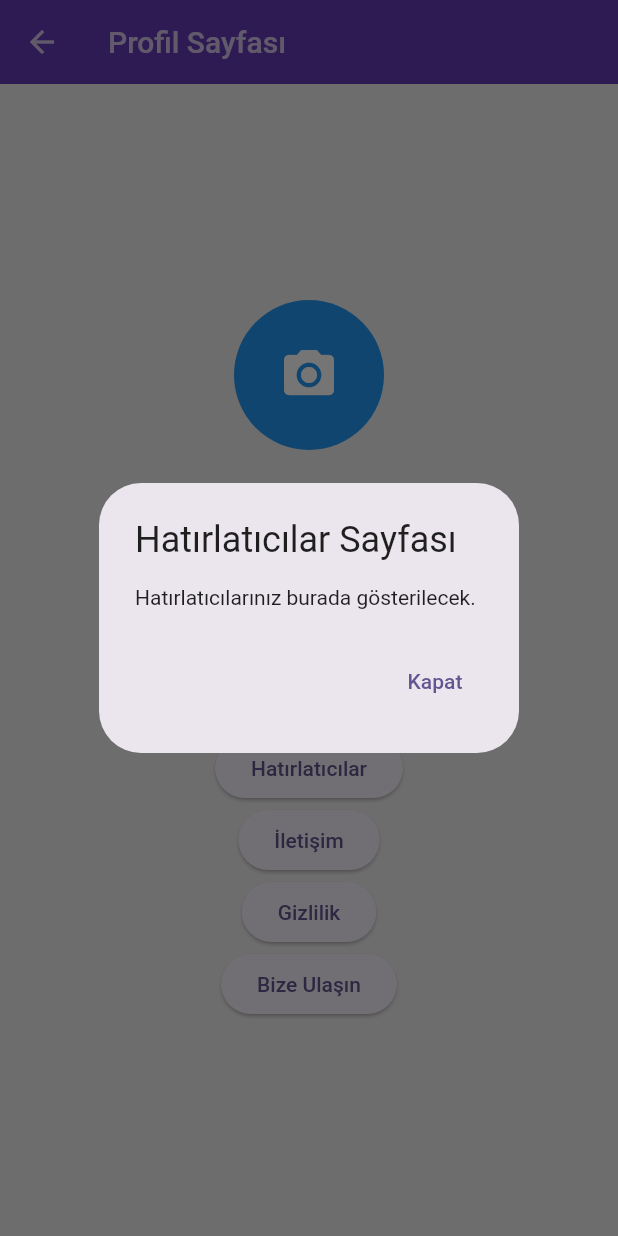
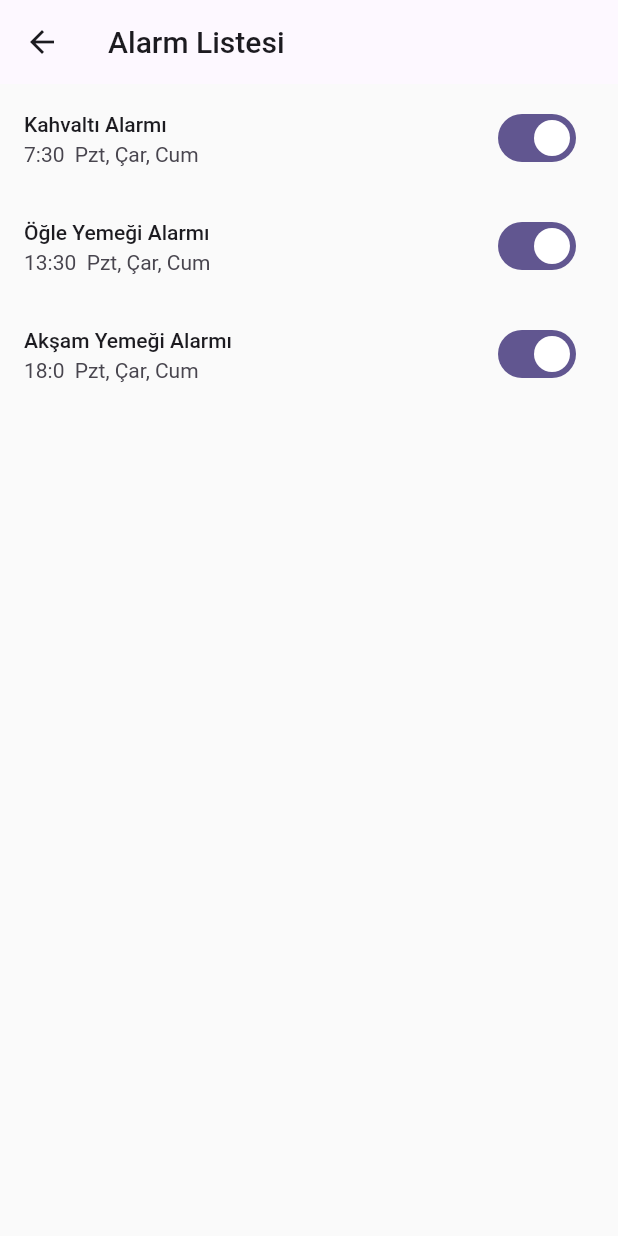
Before and after one commit to burcugulll/bitirme-projesi, a Flutter app: the ProfilPage screen opened directly, after a tap on "Hatırlatıcılar", on a phone screen of 412 x 824 dp. Run offline on Flutter 3.47's test engine with Material 2 defaults, Android fonts, the phone set to English and light mode, and no system bars; our stand-ins replace firebase_auth, firebase_core, firebase_storage, google_sign_in, image_picker; accounts and stored records are empty.

Commit message:
alarm listesi sayfası eklendi

```diff
--- /dev/null
+++ b/lib/screens/alarmlar.dart
@@ -0,0 +1,89 @@
+import 'package:flutter/material.dart';
+
+class Alarm {
+  final String name;
+  final TimeOfDay time;
+  final List<String> days;
+  bool isEnabled;
+
+  Alarm({
+    required this.name,
+    required this.time,
+    required this.days,
+    this.isEnabled = true,
+  });
+}
+
+class AlarmListWidget extends StatefulWidget {
+  @override
+  _AlarmListWidgetState createState() => _AlarmListWidgetState();
+}
+
+class _AlarmListWidgetState extends State<AlarmListWidget> {
+  List<Alarm> alarms = [
+    Alarm(
+      name: 'Kahvaltı Alarmı',
+      time: TimeOfDay(hour: 7, minute: 30),
+      days: ['Pzt', 'Çar', 'Cum'],
+      isEnabled: true,
+    ),
+    Alarm(
+      name: 'Öğle Yemeği Alarmı',
+      time: TimeOfDay(hour: 13, minute: 30),
+      days: ['Pzt', 'Çar', 'Cum'],
+      isEnabled: true,
+    ),
+    Alarm(
+      name: 'Akşam Yemeği Alarmı',
+      time: TimeOfDay(hour: 18, minute: 00),
+      days: ['Pzt', 'Çar', 'Cum'],
+      isEnabled: true,
+    ),
+  ];
+  @override
+  Widget build(BuildContext context) {
+    return Scaffold(
+      appBar: AppBar(
+        title: Text('Alarm Listesi'),
+      ),
+      body: AlarmList(alarms: alarms),
+    );
+  }
+}
+
+class AlarmList extends StatefulWidget {
+  final List<Alarm> alarms;
+
+  const AlarmList({Key? key, required this.alarms}) : super(key: key);
+
+  @override
+  _AlarmListState createState() => _AlarmListState();
+}
+
+class _AlarmListState extends State<AlarmList> {
+  @override
+  Widget build(BuildContext context) {
+    return ListView.builder(
+      itemCount: widget.alarms.length,
+      itemBuilder: (context, index) {
+        return buildAlarmTile(widget.alarms[index]);
+      },
+    );
+  }
+
+  Widget buildAlarmTile(Alarm alarm) {
+    return ListTile(
+      title: Text(alarm.name),
+      subtitle: Text(
+          '${alarm.time.hour}:${alarm.time.minute}  ${alarm.days.join(', ')}'),
+      trailing: Switch(
+        value: alarm.isEnabled,
+        onChanged: (value) {
+          setState(() {
+            alarm.isEnabled = value;
+          });
+        },
+      ),
+    );
+  }
+}
--- a/lib/screens/profil-page.dart
+++ b/lib/screens/profil-page.dart
@@ -1,5 +1,7 @@
 import 'dart:io';
 
+import 'package:bitirme_projesi/screens/alarmlar.dart';
+import 'package:bitirme_projesi/widgets/gunluk/alarm-button.dart';
 import 'package:bitirme_projesi/widgets/profile-image.dart';
 import 'package:firebase_storage/firebase_storage.dart';
 import 'package:flutter/material.dart';
@@ -14,6 +16,10 @@ class ProfilPage extends StatefulWidget {
 class _ProfilPageState extends State<ProfilPage> {
   File? _selectedImage;
 
+  double? _startingWeight;
+  double? _currentWeight;
+  double? _targetWeight;
+  double? _height;
   Future<void> _pickImage() async {
     try {
       final picker = ImagePicker();
@@ -72,57 +78,152 @@ class _ProfilPageState extends State<ProfilPage> {
               style: TextStyle(fontSize: 18),
             ),
             SizedBox(height: 20),
-            ElevatedButton(
+            ElevatedButton.icon(
               onPressed: () {
-                _showInformationDialog(context, 'Kilo Sayfası',
-                    'Kilo bilgileriniz burada gösterilecek.');
+                _showWeightInputDialog(context);
               },
-              child: Text('Kilom'),
+              icon: Icon(Icons.monitor_weight),
+              label: Text('Kilom'),
             ),
-            ElevatedButton(
+            ElevatedButton.icon(
               onPressed: () {
                 // Boy sayfasına yönlendirme veya işlev ekleyin.
-                _showInformationDialog(context, 'Boy Sayfası',
-                    'Boy bilgileriniz burada gösterilecek.');
+                _showHeightInputDialog(context);
               },
-              child: Text('Boyum'),
+              icon: Icon(Icons.height),
+              label: Text('Boyum'),
             ),
-            ElevatedButton(
+            ElevatedButton.icon(
               onPressed: () {
                 // Hatırlatıcılar sayfasına yönlendirme veya işlev ekleyin.
-                _showInformationDialog(context, 'Hatırlatıcılar Sayfası',
-                    'Hatırlatıcılarınız burada gösterilecek.');
+                /*_showInformationDialog(context, 'Hatırlatıcılar Sayfası',
+                    'Hatırlatıcılarınız burada gösterilecek.');*/
+                Navigator.push(
+                  context,
+                  MaterialPageRoute(
+                    builder: (context) => AlarmListWidget(),
+                  ),
+                );
               },
-              child: Text('Hatırlatıcılar'),
+              icon: Icon(Icons.alarm),
+              label: Text('Hatırlatıcılar'),
             ),
-            ElevatedButton(
+            ElevatedButton.icon(
               onPressed: () {
                 // İletişim sayfasına yönlendirme veya işlev ekleyin.
                 _showInformationDialog(context, 'İletişim Sayfası',
                     'İletişim bilgileriniz burada gösterilecek.');
               },
-              child: Text('İletişim'),
+              icon: Icon(Icons.mail),
+              label: Text('İletişim ve Gizlilik'),
             ),
-            ElevatedButton(
-              onPressed: () {
-                // Gizlilik sayfasına yönlendirme veya işlev ekleyin.
-                _showInformationDialog(context, 'Gizlilik Sayfası',
-                    'Gizlilik bilgileriniz burada gösterilecek.');
-              },
-              child: Text('Gizlilik'),
-            ),
-            ElevatedButton(
+            ElevatedButton.icon(
               onPressed: () {
                 // Bize Ulaşın sayfasına yönlendirme veya işlev ekleyin.
                 _showInformationDialog(context, 'Bize Ulaşın Sayfası',
                     'Bize ulaşma bilgileriniz burada gösterilecek.');
               },
-              child: Text('Bize Ulaşın'),
+              icon: Icon(Icons.assistant_direction),
+              label: Text('Bize Ulaşın'),
             ),
           ],
         ),
       ),
       backgroundColor: Colors.grey[200],
+    );
+  }
+
+  void _showWeightInputDialog(BuildContext context) {
+    TextEditingController startingWeightController = TextEditingController();
+    TextEditingController currentWeightController = TextEditingController();
+    TextEditingController targetWeightController = TextEditingController();
+
+    showDialog(
+      context: context,
+      builder: (BuildContext context) {
+        return AlertDialog(
+          title: Text('Kilo Bilgileri'),
+          content: Column(
+            children: [
+              TextField(
+                controller: startingWeightController,
+                keyboardType: TextInputType.number,
+                decoration: InputDecoration(labelText: 'Başlangıç Ağırlığı'),
+              ),
+              TextField(
+                controller: currentWeightController,
+                keyboardType: TextInputType.number,
+                decoration: InputDecoration(labelText: 'Mevcut Ağırlık'),
+              ),
+              TextField(
+                controller: targetWeightController,
+                keyboardType: TextInputType.number,
+                decoration: InputDecoration(labelText: 'Hedef Ağırlık'),
+              ),
+            ],
+          ),
+          actions: [
+            TextButton(
+              onPressed: () {
+                Navigator.of(context).pop();
+              },
+              child: Text('İptal'),
+            ),
+            TextButton(
+              onPressed: () {
+                setState(() {
+                  _startingWeight =
+                      double.tryParse(startingWeightController.text);
+                  _currentWeight =
+                      double.tryParse(currentWeightController.text);
+                  _targetWeight = double.tryParse(targetWeightController.text);
+                });
+                Navigator.of(context).pop();
+              },
+              child: Text('Kaydet'),
+            ),
+          ],
+        );
+      },
+    );
+  }
+
+  void _showHeightInputDialog(BuildContext context) {
+    TextEditingController heightController = TextEditingController();
+
+    showDialog(
+      context: context,
+      builder: (BuildContext context) {
+        return AlertDialog(
+          title: Text('Boy Bilgisi'),
+          content: Column(
+            children: [
+              TextField(
+                controller: heightController,
+                keyboardType: TextInputType.number,
+                decoration: InputDecoration(labelText: 'Boy (cm)'),
+              ),
+            ],
+          ),
+          actions: [
+            TextButton(
+              onPressed: () {
+                Navigator.of(context).pop();
+              },
+              child: Text('İptal'),
+            ),
+            TextButton(
+              onPressed: () {
+                setState(() {
+                  _height = double.tryParse(heightController.text);
+                });
+                Navigator.of(context).pop();
+              },
+              child: Text('Kaydet'),
+            ),
+          ],
+        );
+      },
     );
   }
 
@@ -133,13 +234,15 @@ class _ProfilPageState extends State<ProfilPage> {
       builder: (BuildContext context) {
         return AlertDialog(
           title: Text(title),
-          content: Text(content),
+          content: Column(
+            children: [Text(content)],
+          ),
           actions: [
             TextButton(
               onPressed: () {
                 Navigator.of(context).pop();
               },
-              child: Text('Kapat'),
+              child: Text('Close'),
             ),
           ],
         );
--- /dev/null
+++ b/lib/widgets/gunluk/alarm-button.dart
@@ -0,0 +1,103 @@
+/*import 'package:flutter/material.dart';
+
+class Alarm {
+  final String name;
+  final TimeOfDay time;
+  final List<String> days;
+  bool isEnabled;
+
+  Alarm({
+    required this.name,
+    required this.time,
+    required this.days,
+    this.isEnabled = true,
+  });
+}
+
+class AlarmList extends StatefulWidget {
+  final List<Alarm> alarms;
+
+  const AlarmList({Key? key, required this.alarms}) : super(key: key);
+
+  @override
+  _AlarmListState createState() => _AlarmListState();
+}
+
+class _AlarmListState extends State<AlarmList> {
+  @override
+  Widget build(BuildContext context) {
+    return ListView.builder(
+      itemCount: widget.alarms.length,
+      itemBuilder: (context, index) {
+        return buildAlarmTile(widget.alarms[index]);
+      },
+    );
+  }
+
+  Widget buildAlarmTile(Alarm alarm) {
+    return ListTile(
+      title: Text(alarm.name),
+      subtitle: Text('${alarm.time.format(context)}  ${alarm.days.join(', ')}'),
+      trailing: Switch(
+        value: alarm.isEnabled,
+        onChanged: (value) {
+          setState(() {
+            alarm.isEnabled = value;
+          });
+        },
+      ),
+    );
+  }
+}
+*/
+import 'package:flutter/material.dart';
+
+class Alarm {
+  final String name;
+  final TimeOfDay time;
+  final List<String> days;
+  bool isEnabled;
+
+  Alarm({
+    required this.name,
+    required this.time,
+    required this.days,
+    this.isEnabled = true,
+  });
+}
+
+class AlarmList extends StatefulWidget {
+  final List<Alarm> alarms;
+
+  const AlarmList({Key? key, required this.alarms}) : super(key: key);
+
+  @override
+  _AlarmListState createState() => _AlarmListState();
+}
+
+class _AlarmListState extends State<AlarmList> {
+  @override
+  Widget build(BuildContext context) {
+    return ListView.builder(
+      itemCount: widget.alarms.length,
+      itemBuilder: (context, index) {
+        return buildAlarmTile(widget.alarms[index]);
+      },
+    );
+  }
+
+  Widget buildAlarmTile(Alarm alarm) {
+    return ListTile(
+      title: Text(alarm.name),
+      subtitle: Text('${alarm.time.format(context)}  ${alarm.days.join(', ')}'),
+      trailing: Switch(
+        value: alarm.isEnabled,
+        onChanged: (value) {
+          setState(() {
+            alarm.isEnabled = value;
+          });
+        },
+      ),
+    );
+  }
+}
--- a/pubspec.yaml
+++ b/pubspec.yaml
@@ -40,6 +40,7 @@ dependencies:
   google_sign_in: ^6.1.6
   image_picker: ^1.0.4
   firebase_storage: ^11.5.1
+  flutter_local_notifications: ^16.1.0
 
 dev_dependencies:
   flutter_test:
```
Also changed, not shown: pubspec.lock, 2 other files.
